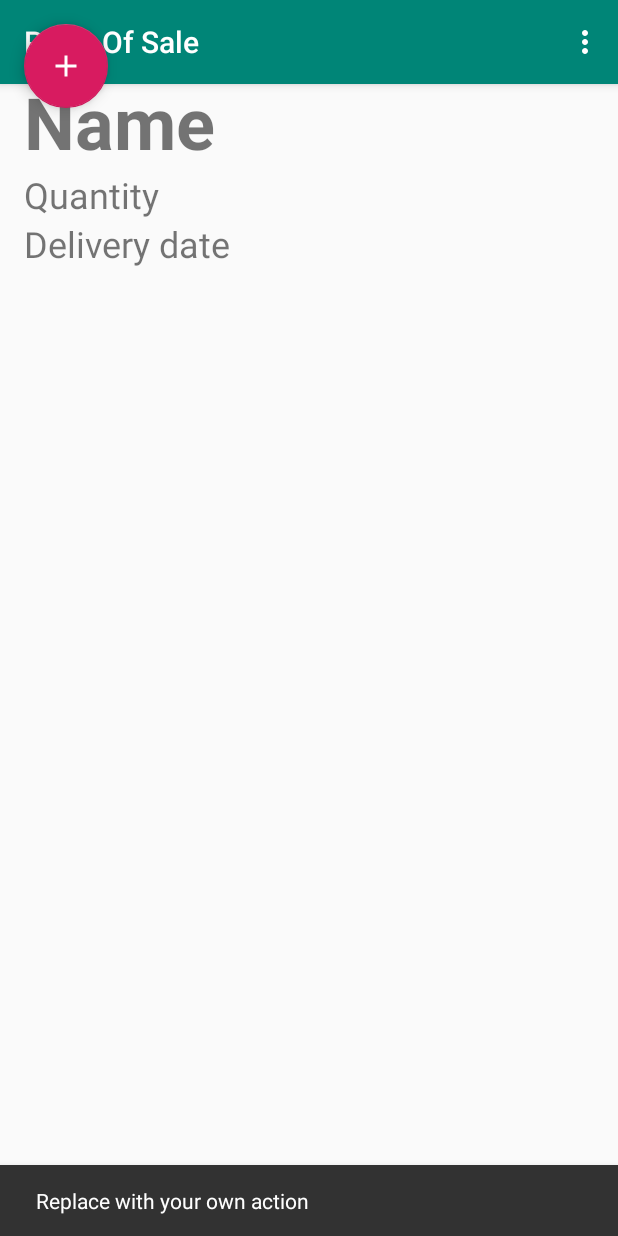
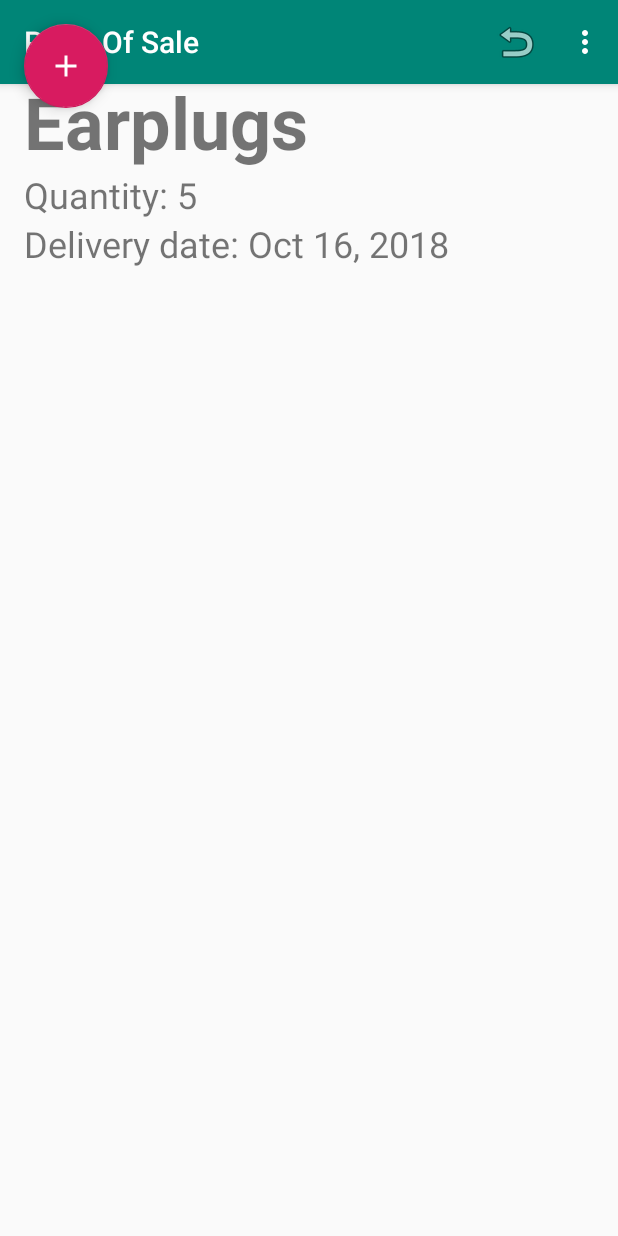
Before and after one commit to EmerKO/PointOfSale, an Android app: the screen it shows after launch (MainActivity), after a tap on an icon or button, on a phone screen of 412 x 824 dp. Run offline under Robolectric (Android 15) with nearby library versions, the phone set to English and light mode, and no system bars.

Commit message:
basic menu

```diff
--- a/app/src/main/java/ie/ul/emerkennedyozdemir/pointofsale/MainActivity.java
+++ b/app/src/main/java/ie/ul/emerkennedyozdemir/pointofsale/MainActivity.java
@@ -1,6 +1,8 @@
 package ie.ul.emerkennedyozdemir.pointofsale;
 
+import android.content.Intent;
 import android.os.Bundle;
+import android.provider.Settings;
 import android.support.design.widget.FloatingActionButton;
 import android.support.design.widget.Snackbar;
 import android.support.v7.app.AppCompatActivity;
@@ -8,13 +10,25 @@ import android.support.v7.widget.Toolbar;
 import android.view.View;
 import android.view.Menu;
 import android.view.MenuItem;
+import android.widget.TextView;
 
 public class MainActivity extends AppCompatActivity {
+
+    private TextView mNameTextView, mQuantityTextView, mDateTextView;
+    private Item mCurrentItem;
+
 
     @Override
     protected void onCreate(Bundle savedInstanceState) {
         super.onCreate(savedInstanceState);
         setContentView(R.layout.activity_main);
+
+        mNameTextView = findViewById(R.id.name_text);
+        mQuantityTextView = findViewById(R.id.quantity_text);
+        mDateTextView = findViewById(R.id.date_text);
+
+
+        //Boilerplate code. Dom't mess with it.
         Toolbar toolbar = (Toolbar) findViewById(R.id.toolbar);
         setSupportActionBar(toolbar);
 
@@ -22,15 +36,24 @@ public class MainActivity extends AppCompatActivity {
         fab.setOnClickListener(new View.OnClickListener() {
             @Override
             public void onClick(View view) {
-                Snackbar.make(view, "Replace with your own action", Snackbar.LENGTH_LONG)
-                        .setAction("Action", null).show();
+               //for now just practise showing anitem on the screen
+               mCurrentItem = Item.getDefaultItem();
+               showCurrentItem();
+
             }
         });
     }
 
+    private void showCurrentItem() {
+        mNameTextView.setText(mCurrentItem.getName());
+        mQuantityTextView.setText(getString(R.string.quantity_format, mCurrentItem.getQuantity()));
+        mDateTextView.setText(getString(R.string.date_format, mCurrentItem.getDeliveryDateString()));
+
+    }
+
     @Override
     public boolean onCreateOptionsMenu(Menu menu) {
-        // Inflate the menu; this adds items to the action bar if it is present.
+        // Inflate the menu; this adds items to the action bar if it is present. Boilerplate code
         getMenuInflater().inflate(R.menu.menu_main, menu);
         return true;
     }
@@ -40,9 +63,19 @@ public class MainActivity extends AppCompatActivity {
         // Handle action bar item clicks here. The action bar will
         // automatically handle clicks on the Home/Up button, so long
         // as you specify a parent activity in AndroidManifest.xml.
+        switch (item.getItemId()){
+            case R.id.action_reset:
+                mCurrentItem = new Item();
+                showCurrentItem();
+                return true;
+            case R.id.action_settings:
+                //startActivity(new Intent(Settings.ACTION_SETTINGS));
+                startActivity(new Intent(Settings.ACTION_LOCALE_SETTINGS));
+
+                return true;
+        }
+
         int id = item.getItemId();
-
-        //noinspection SimplifiableIfStatement
         if (id == R.id.action_settings) {
             return true;
         }
--- a/app/src/main/res/menu/menu_main.xml
+++ b/app/src/main/res/menu/menu_main.xml
@@ -7,4 +7,13 @@
         android:orderInCategory="100"
         android:title="@string/action_settings"
         app:showAsAction="never" />
+    <item
+        android:id="@id/menu_reset"
+        android:title="Reset"
+        android:orderInCategory="100"
+        android:icon="@android:drawable/ic_menu_revert"
+        app:showAsAction="ifRoom"
+
+        />
+
 </menu>
```
